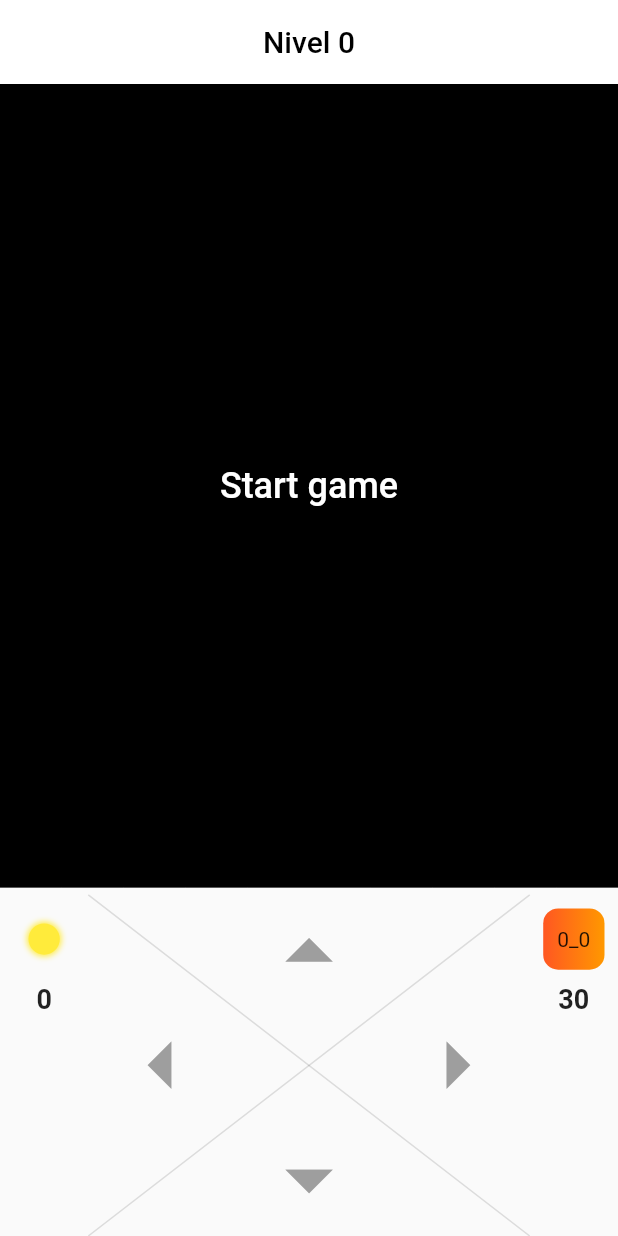
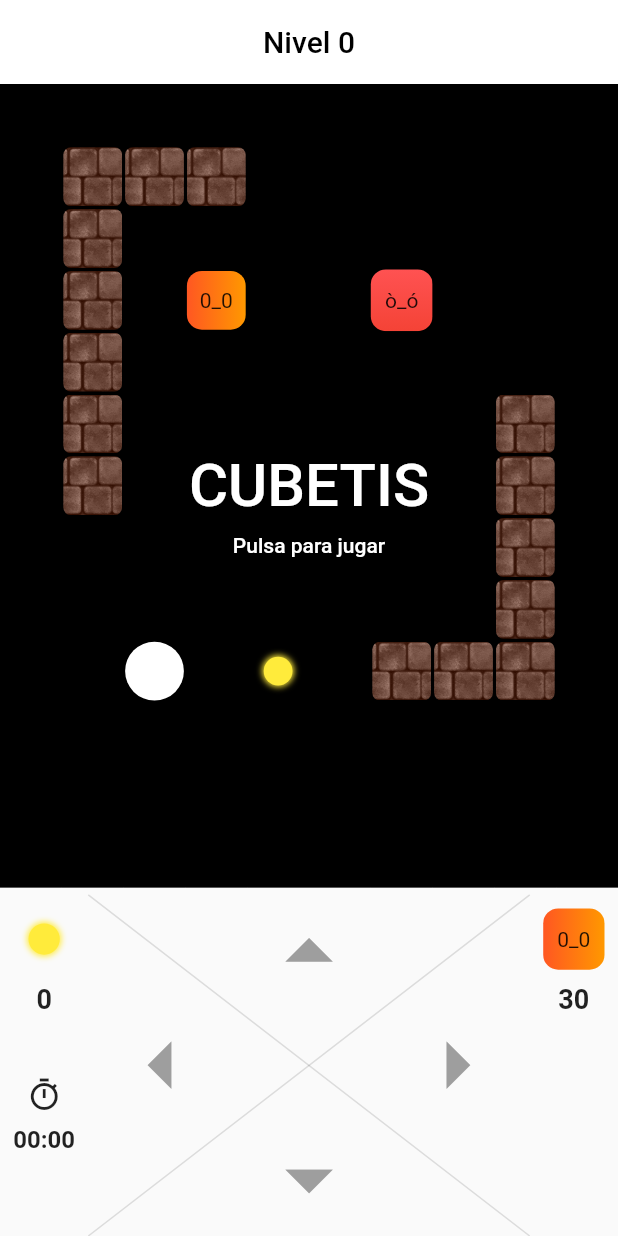
Before and after one commit to gerardggf/cubetis, a Flutter app: the screen it shows after launch, on a phone screen of 412 x 824 dp. Run offline on Flutter 3.47's test engine with Material 2 defaults, Android fonts, the phone set to English and light mode, and no system bars; our stand-ins replace cloud_firestore, firebase_core, flutter_riverpod, freezed_annotation, go_router, shared_preferences; accounts and stored records are empty; generated files the repository leaves out were written again.

Commit message:
improved ui

```diff
--- a/lib/presentation/modules/edit_level/edit_level_view.dart
+++ b/lib/presentation/modules/edit_level/edit_level_view.dart
@@ -2,7 +2,7 @@ import 'dart:async';
 import 'package:cubetis/presentation/modules/edit_level/edit_level_controller.dart';
 import 'package:cubetis/presentation/modules/edit_level/edit_level_widget.dart';
 import 'package:cubetis/presentation/utils/custom_snack_bar.dart';
-import 'package:cubetis/presentation/utils/show_warning_dialog.dart';
+import 'package:cubetis/presentation/utils/dialogs/show_warning_dialog.dart';
 import 'package:flutter/material.dart';
 import 'package:flutter_riverpod/flutter_riverpod.dart';
 import 'package:go_router/go_router.dart';
--- a/lib/presentation/modules/home/game_widget.dart
+++ b/lib/presentation/modules/home/game_widget.dart
@@ -7,6 +7,7 @@ import 'package:cubetis/presentation/objects/enemy.dart';
 import 'package:cubetis/presentation/objects/finish.dart';
 import 'package:cubetis/presentation/objects/player.dart';
 import 'package:cubetis/presentation/objects/wall.dart';
+import 'package:cubetis/presentation/utils/date_time_conversions.dart';
 import 'package:flutter/material.dart';
 import 'package:flutter_riverpod/flutter_riverpod.dart';
 
@@ -33,6 +34,13 @@ class _GameWidgetState extends ConsumerState<GameWidget> {
     return Column(
       children: [
         GestureDetector(
+          onLongPress: () {
+            if (controller.isPlaying) {
+              notifier.updateIsPlaying(false);
+              return;
+            }
+            notifier.updateIsPlaying(true);
+          },
           onTapDown: (details) {
             notifier.onScreenTapDown(
               details: details,
@@ -42,41 +50,7 @@ class _GameWidgetState extends ConsumerState<GameWidget> {
           child: Container(
             color: Colors.black,
             child: controller.level == null || !controller.isPlaying
-                ? Stack(
-                    children: [
-                      GridView.builder(
-                          gridDelegate:
-                              const SliverGridDelegateWithFixedCrossAxisCount(
-                            crossAxisCount: GameParams.columns,
-                          ),
-                          shrinkWrap: true,
-                          physics: const BouncingScrollPhysics(),
-                          itemCount: numCells,
-                          itemBuilder: (BuildContext context, int index) {
-                            return const Empty();
-                          }),
-                      Positioned(
-                        left: 0,
-                        top: 0,
-                        bottom: 0,
-                        right: 0,
-                        child: TextButton(
-                          onPressed: () async {
-                            await notifier.loadLevel(
-                                ref.read(preferencesRepositoryProvider).level);
-                            notifier.startGame();
-                          },
-                          child: const Text(
-                            'Start game',
-                            style: TextStyle(
-                              color: Colors.white,
-                              fontSize: 24,
-                            ),
-                          ),
-                        ),
-                      ),
-                    ],
-                  )
+                ? _buildPausedScreen()
                 : GridView.builder(
                     shrinkWrap: true,
                     physics: const BouncingScrollPhysics(),
@@ -122,18 +96,19 @@ class _GameWidgetState extends ConsumerState<GameWidget> {
               Expanded(
                 child: Column(
                   children: [
-                    const Padding(
-                      padding: EdgeInsets.all(8),
-                      child: AspectRatio(
-                        aspectRatio: 1,
-                        child: Coin(),
+                    Expanded(
+                      child: _buildDataItem(
+                        firstWidget: const AspectRatio(
+                          aspectRatio: 1,
+                          child: Coin(),
+                        ),
+                        data: controller.points.length.toString(),
                       ),
                     ),
-                    Text(
-                      controller.points.length.toString(),
-                      style: const TextStyle(
-                        fontWeight: FontWeight.bold,
-                        fontSize: 18,
+                    Expanded(
+                      child: _buildDataItem(
+                        firstWidget: const Icon(Icons.timer_outlined),
+                        data: secondsToTime(controller.gameTimerInSeconds),
                       ),
                     ),
                   ],
@@ -144,23 +119,12 @@ class _GameWidgetState extends ConsumerState<GameWidget> {
                 child: _buildPadControl(), //_buildButtonControl(notifier),
               ),
               Expanded(
-                child: Column(
-                  children: [
-                    const Padding(
-                      padding: EdgeInsets.all(8),
-                      child: AspectRatio(
-                        aspectRatio: 1,
-                        child: Player(),
-                      ),
-                    ),
-                    Text(
-                      controller.lives.toString(),
-                      style: const TextStyle(
-                        fontWeight: FontWeight.bold,
-                        fontSize: 18,
-                      ),
-                    ),
-                  ],
+                child: _buildDataItem(
+                  firstWidget: const AspectRatio(
+                    aspectRatio: 1,
+                    child: Player(),
+                  ),
+                  data: controller.lives.toString(),
                 ),
               ),
             ],
@@ -170,92 +134,32 @@ class _GameWidgetState extends ConsumerState<GameWidget> {
     );
   }
 
-  // Widget _buildButtonControl(HomeController notifier) => Padding(
-  //       padding: const EdgeInsets.symmetric(vertical: 10),
-  //       child: Column(
-  //         children: [
-  //           Expanded(
-  //             child: Row(
-  //               children: [
-  //                 const Expanded(
-  //                   child: SizedBox(),
-  //                 ),
-  //                 _buildButtonItem(
-  //                   direction: 0,
-  //                   iconData: Icons.arrow_drop_up,
-  //                 ),
-  //                 const Expanded(
-  //                   child: SizedBox(),
-  //                 ),
-  //               ],
-  //             ),
-  //           ),
-  //           Expanded(
-  //             child: Row(
-  //               children: [
-  //                 _buildButtonItem(
-  //                   direction: 2,
-  //                   iconData: Icons.arrow_left,
-  //                 ),
-  //                 const Expanded(
-  //                   child: SizedBox(),
-  //                 ),
-  //                 _buildButtonItem(
-  //                   direction: 3,
-  //                   iconData: Icons.arrow_right,
-  //                 ),
-  //               ],
-  //             ),
-  //           ),
-  //           Expanded(
-  //             child: Row(
-  //               children: [
-  //                 const Expanded(
-  //                   child: SizedBox(),
-  //                 ),
-  //                 _buildButtonItem(
-  //                   direction: 1,
-  //                   iconData: Icons.arrow_drop_down,
-  //                 ),
-  //                 const Expanded(
-  //                   child: SizedBox(),
-  //                 ),
-  //               ],
-  //             ),
-  //           ),
-  //         ],
-  //       ),
-  //     );
-
-  // Widget _buildButtonItem({
-  //   required int direction,
-  //   required IconData iconData,
-  // }) {
-  //   return Expanded(
-  //     child: GestureDetector(
-  //       onTap: () {
-  //         final notifier = ref.read(homeControllerProvider.notifier);
-  //         notifier.onButtonDown(
-  //           direction: direction,
-  //           canvasSize: widget.canvasSize,
-  //         );
-  //       },
-  //       child: Container(
-  //         width: double.infinity,
-  //         height: double.infinity,
-  //         decoration: BoxDecoration(
-  //           color: kColor,
-  //           borderRadius: BorderRadius.circular(10),
-  //         ),
-  //         child: Icon(
-  //           iconData,
-  //           size: kBtnSize,
-  //           color: Colors.white,
-  //         ),
-  //       ),
-  //     ),
-  //   );
-  // }
+  Widget _buildDataItem({
+    required Widget firstWidget,
+    required String data,
+  }) {
+    return Column(
+      children: [
+        Padding(
+          padding: const EdgeInsets.all(8),
+          child: firstWidget,
+        ),
+        FittedBox(
+          fit: BoxFit.scaleDown,
+          child: Padding(
+            padding: const EdgeInsets.symmetric(horizontal: 10),
+            child: Text(
+              data,
+              style: const TextStyle(
+                fontWeight: FontWeight.bold,
+                fontSize: 18,
+              ),
+            ),
+          ),
+        ),
+      ],
+    );
+  }
 
   Widget _buildPadControl() {
     return LayoutBuilder(
@@ -334,6 +238,79 @@ class _GameWidgetState extends ConsumerState<GameWidget> {
         ),
       );
 
+  Widget _buildPausedScreen() {
+    final notifier = ref.watch(homeControllerProvider.notifier);
+    return Stack(
+      children: [
+        GridView.builder(
+            gridDelegate: const SliverGridDelegateWithFixedCrossAxisCount(
+              crossAxisCount: GameParams.columns,
+            ),
+            shrinkWrap: true,
+            physics: const BouncingScrollPhysics(),
+            itemCount: numCells,
+            itemBuilder: (BuildContext context, int index) {
+              if (index == 33) {
+                return const Player();
+              }
+              if ([11, 12, 13, 21, 31, 41, 51, 61, 58, 68, 78, 88, 98, 97, 96]
+                  .contains(index)) {
+                return const Wall();
+              }
+              if (index == 92) {
+                return const Finish();
+              }
+              if (index == 94) {
+                return const Coin();
+              }
+              if (index == 36) {
+                return const Enemy();
+              }
+              return const Empty();
+            }),
+        Positioned(
+          left: 0,
+          top: 0,
+          bottom: 0,
+          right: 0,
+          child: TextButton(
+            onPressed: () async {
+              await notifier
+                  .loadLevel(ref.read(preferencesRepositoryProvider).level);
+              notifier.startGame();
+            },
+            child: const Text(
+              'CUBETIS',
+              style: TextStyle(
+                color: Colors.white,
+                fontSize: 40,
+              ),
+            ),
+          ),
+        ),
+        Positioned(
+          left: 0,
+          top: 80,
+          bottom: 0,
+          right: 0,
+          child: TextButton(
+            onPressed: () async {
+              await notifier
+                  .loadLevel(ref.read(preferencesRepositoryProvider).level);
+              notifier.startGame();
+            },
+            child: const Text(
+              'Pulsa para jugar',
+              style: TextStyle(
+                color: Colors.white,
+              ),
+            ),
+          ),
+        ),
+      ],
+    );
+  }
+
   int _sendPadInfo(TapDownDetails details, Size size) {
     final x = details.localPosition.dx;
     final y = details.localPosition.dy;
--- a/lib/presentation/modules/home/state/home_state.dart
+++ b/lib/presentation/modules/home/state/home_state.dart
@@ -12,6 +12,7 @@ class HomeState with _$HomeState {
     @Default([]) List<int> points,
     @Default(null) LevelModel? level,
     @Default(0) int playerPos,
+    @Default(0) int gameTimerInSeconds,
     @Default([]) List<int> enemiesPos,
     @Default(GameParams.lives) int lives,
   }) = _HomeState;
--- /dev/null
+++ b/lib/presentation/utils/date_time_conversions.dart
@@ -0,0 +1,7 @@
+String secondsToTime(int seconds) {
+  int minutes = (seconds ~/ 60);
+  int remainingSeconds = (seconds % 60);
+  String minutesStr = minutes.toString().padLeft(2, '0');
+  String secondsStr = remainingSeconds.toString().padLeft(2, '0');
+  return '$minutesStr:$secondsStr';
+}
--- a/lib/presentation/utils/show_warning_dialog.dart
+++ b/lib/presentation/utils/dialogs/show_warning_dialog.dart
@@ -1,4 +1,5 @@
 import 'package:flutter/material.dart';
+import 'package:go_router/go_router.dart';
 
 Future<void> showCustomWarningDialog({
   required BuildContext context,
@@ -21,7 +22,7 @@ Future<void> showCustomWarningDialog({
           TextButton(
             onPressed: onPressedCancel ??
                 () {
-                  Navigator.pop(context);
+                  context.pop();
                 },
             child: const Text('Cancelar'),
           ),
```
Also changed, not shown: lib/presentation/modules/home/home_controller.dart (+21 -8 lines), lib/presentation/modules/info/info_view.dart (+9 -12 lines), lib/presentation/modules/levels/levels_view.dart (+37 -4 lines), lib/presentation/utils/dialogs/show_password_dialog.dart (added, +38 -0 lines).
